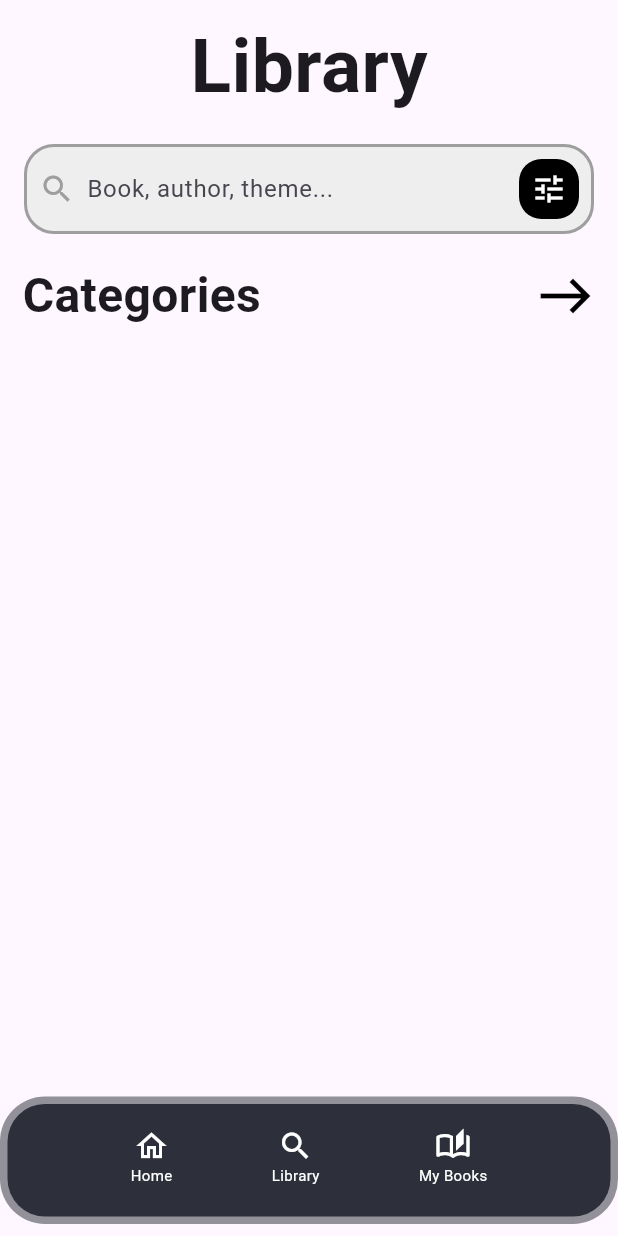
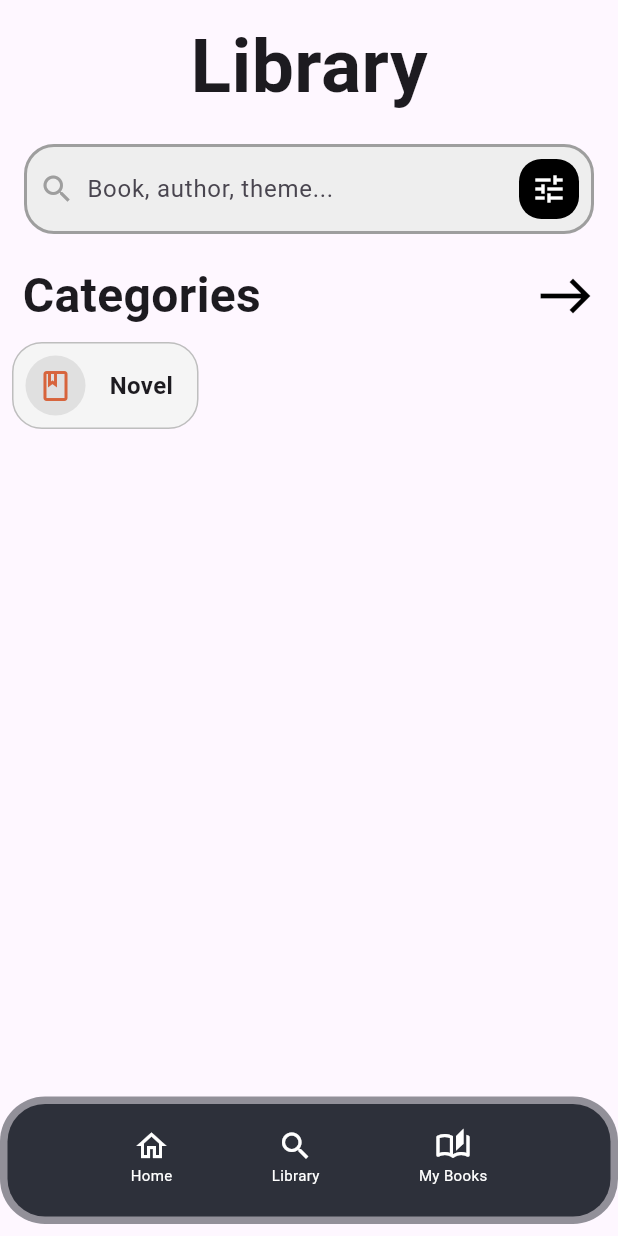
Before and after one commit to MarcelSunyer/Project_Flutter, a Flutter app: the LibraryScreen screen opened by its route, on a phone screen of 412 x 824 dp. Run offline on Flutter 3.47's test engine with Material 3 defaults, Android fonts, the phone set to English and light mode, and no system bars; Roboto replaces fonts that are missing (MyFont).

Commit message:
Gerne Tags Widget

```diff
--- a/Project_Flutter/app_book/lib/screens/library_screen.dart
+++ b/Project_Flutter/app_book/lib/screens/library_screen.dart
@@ -1,4 +1,5 @@
 import 'package:app_book/Widgets/menu_bar.dart';
+import 'package:app_book/widgets/book_genre_widget.dart';
 import 'package:app_book/widgets/book_search_bar.dart';
 import 'package:flutter/material.dart';
 
@@ -49,6 +50,18 @@ class LibraryScreen extends StatelessWidget {
                     ),
                   ),
                 ],
+              ),
+              Padding(
+                padding: const EdgeInsets.all(8.0),
+                child: Row(
+                  children: [
+                    GenreWidget(
+                      genre: "Novel",
+                      icon: Icons.book_outlined,
+                      color: const Color.fromARGB(255, 215, 100, 60),
+                    ),
+                  ],
+                ),
               )
             ],
           ),
--- /dev/null
+++ b/Project_Flutter/app_book/lib/widgets/book_genre_widget.dart
@@ -0,0 +1,48 @@
+import 'package:flutter/material.dart';
+
+class GenreWidget extends StatelessWidget {
+  final String genre;
+  final IconData icon;
+  final Color color;
+
+  GenreWidget({required this.genre, required this.icon, required this.color});
+
+  @override
+  Widget build(BuildContext context) {
+    Color backgroundColor = Colors.grey[100]!;
+    Color circleColor = Colors.grey[300]!;
+    Color borderColor = const Color.fromARGB(255, 190, 190, 190);
+
+    return Container(
+      padding: const EdgeInsets.all(8.0),
+      decoration: BoxDecoration(
+        color: backgroundColor,
+        borderRadius: BorderRadius.circular(20.0),
+        border: Border.all(color: borderColor, width: 1.0),
+      ),
+      child: Row(
+        children: [
+          Container(
+            padding: const EdgeInsets.all(8.0),
+            decoration: BoxDecoration(
+              color: circleColor,
+              shape: BoxShape.circle,
+            ),
+            child: Icon(
+              icon,
+              color: color,
+            ),
+          ),
+          const SizedBox(width: 8.0),
+          Padding(
+            padding: const EdgeInsets.all(8.0),
+            child: Text(
+              genre,
+              style: const TextStyle(fontSize: 16.0, fontWeight: FontWeight.bold),
+            ),
+          ),
+        ],
+      ),
+    );
+  }
+}
```
